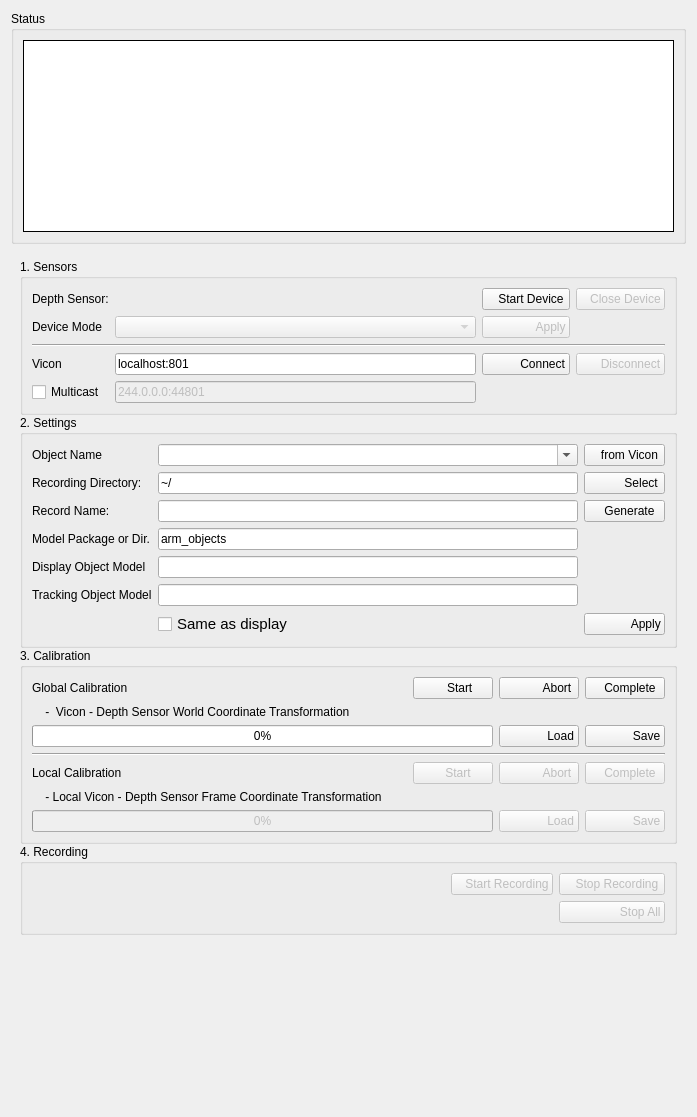
First picture: the form in src/rqt_acquisition_controller/src/rqt_acquisition_controller/acquisition_controller.ui, repository cassinaj/rqt_oni_vicon_playback, before the edit.
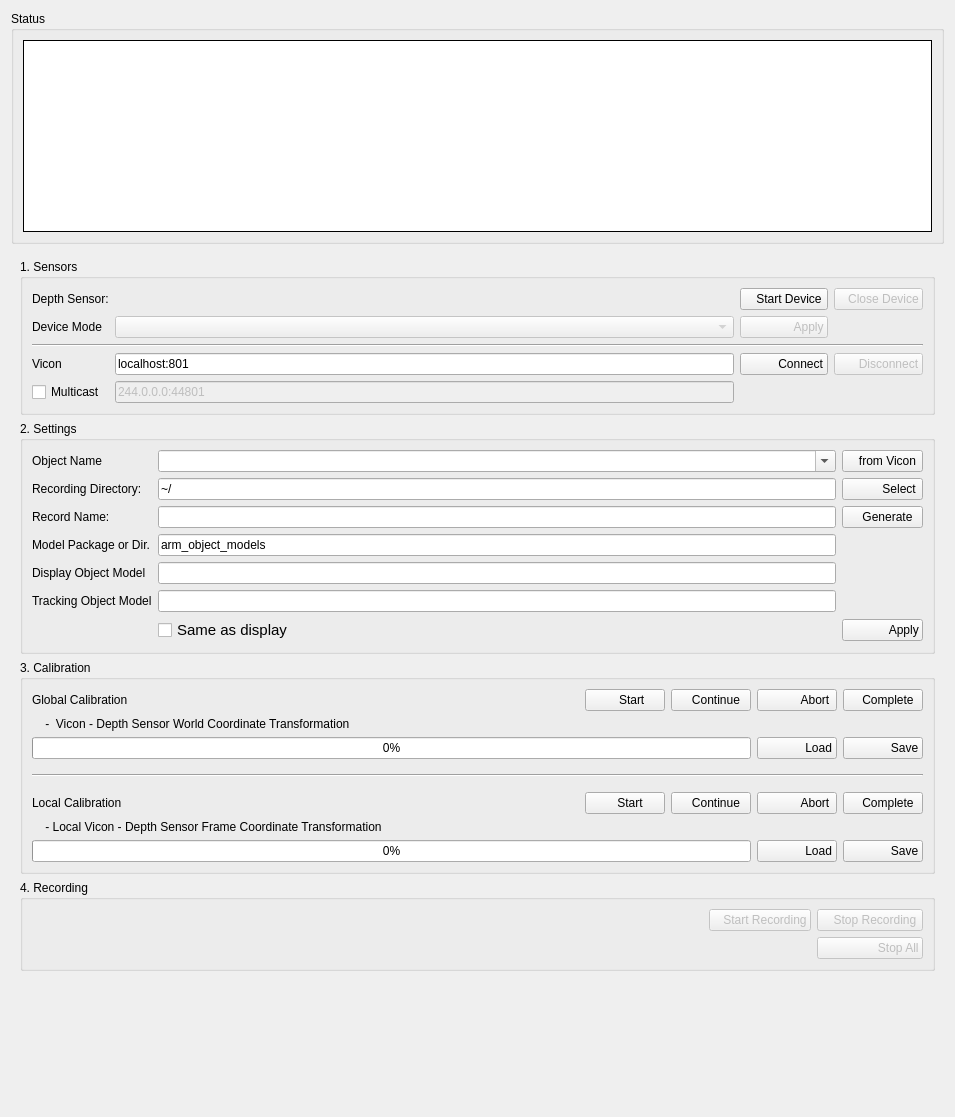
Second picture: the form after the edit. Icons and pictures are not drawn.

Diff of the .ui file:
```diff
--- a/src/rqt_acquisition_controller/src/rqt_acquisition_controller/acquisition_controller.ui
+++ b/src/rqt_acquisition_controller/src/rqt_acquisition_controller/acquisition_controller.ui
@@ -9,7 +9,7 @@
    <rect>
     <x>0</x>
     <y>0</y>
-    <width>697</width>
+    <width>955</width>
     <height>1117</height>
    </rect>
   </property>
@@ -28,7 +28,7 @@
   <property name="windowTitle">
    <string>Object Tracking Data Recording Tool</string>
   </property>
-  <layout class="QVBoxLayout" name="verticalLayout_7">
+  <layout class="QVBoxLayout" name="verticalLayout_2">
    <item>
     <widget class="QGroupBox" name="statusBox">
      <property name="sizePolicy">
@@ -106,7 +106,7 @@
        <rect>
         <x>0</x>
         <y>0</y>
-        <width>679</width>
+        <width>937</width>
         <height>865</height>
        </rect>
       </property>
@@ -146,6 +146,9 @@
             <property name="flat">
              <bool>false</bool>
             </property>
+            <property name="checkable">
+             <bool>false</bool>
+            </property>
             <layout class="QGridLayout" name="gridLayout_4">
              <item row="5" column="1">
               <widget class="QLineEdit" name="viconHostIpLineEdit">
@@ -311,27 +314,9 @@
             </layout>
            </widget>
           </item>
-          <item>
-           <widget class="QFrame" name="frameLevel_2">
-            <property name="enabled">
-             <bool>true</bool>
-            </property>
-            <property name="frameShape">
-             <enum>QFrame::NoFrame</enum>
-            </property>
-            <property name="frameShadow">
-             <enum>QFrame::Plain</enum>
-            </property>
-            <property name="lineWidth">
-             <number>0</number>
-            </property>
-            <layout class="QVBoxLayout" name="verticalLayout_3">
-             <property name="spacing">
-              <number>0</number>
-             </property>
-             <property name="margin">
-              <number>0</number>
-             </property>
+         </layout>
+        </widget>
+       </item>
              <item>
               <widget class="QGroupBox" name="settingsBox">
                <property name="enabled">
@@ -484,7 +469,7 @@
                 <item row="5" column="1">
                  <widget class="QLineEdit" name="objectModelPackageLineEdit">
                   <property name="text">
-                   <string>arm_objects</string>
+             <string>arm_object_models</string>
                   </property>
                   <property name="frame">
                    <bool>true</bool>
@@ -528,27 +513,6 @@
               </widget>
              </item>
              <item>
-              <widget class="QFrame" name="frameLevel_3">
-               <property name="enabled">
-                <bool>true</bool>
-               </property>
-               <property name="frameShape">
-                <enum>QFrame::NoFrame</enum>
-               </property>
-               <property name="frameShadow">
-                <enum>QFrame::Plain</enum>
-               </property>
-               <property name="lineWidth">
-                <number>0</number>
-               </property>
-               <layout class="QVBoxLayout" name="verticalLayout_2">
-                <property name="spacing">
-                 <number>0</number>
-                </property>
-                <property name="margin">
-                 <number>0</number>
-                </property>
-                <item>
                  <widget class="QGroupBox" name="calibrationBox">
                   <property name="enabled">
                    <bool>true</bool>
@@ -556,7 +520,40 @@
                   <property name="title">
                    <string>3. Calibration</string>
                   </property>
-                  <layout class="QGridLayout" name="gridLayout_3">
+         <property name="checkable">
+          <bool>false</bool>
+         </property>
+         <layout class="QVBoxLayout" name="verticalLayout">
+          <item>
+           <widget class="QFrame" name="globalCalibFrame">
+            <property name="frameShape">
+             <enum>QFrame::NoFrame</enum>
+            </property>
+            <property name="frameShadow">
+             <enum>QFrame::Plain</enum>
+            </property>
+            <layout class="QGridLayout" name="gridLayout">
+             <property name="leftMargin">
+              <number>0</number>
+             </property>
+             <property name="topMargin">
+              <number>0</number>
+             </property>
+             <property name="rightMargin">
+              <number>0</number>
+             </property>
+             <item row="0" column="5">
+              <widget class="QPushButton" name="completeGlobalCalibrationButton">
+               <property name="text">
+                <string>   Complete</string>
+               </property>
+               <property name="icon">
+                <iconset theme="dialog-ok">
+                 <normaloff/>
+                </iconset>
+               </property>
+              </widget>
+             </item>
                    <item row="0" column="4">
                     <widget class="QPushButton" name="abortGlobalCalibrationButton">
                      <property name="text">
@@ -569,14 +566,19 @@
                      </property>
                     </widget>
                    </item>
-                   <item row="4" column="1">
-                    <widget class="QLabel" name="localCalibrationLabel">
+             <item row="3" column="5">
+              <widget class="QPushButton" name="saveGlobalCalibButton">
                      <property name="text">
-                      <string>Local Calibration</string>
+                <string>             Save</string>
+               </property>
+               <property name="icon">
+                <iconset theme="filesave">
+                 <normaloff/>
+                </iconset>
                      </property>
                     </widget>
                    </item>
-                   <item row="0" column="2">
+             <item row="0" column="1">
                     <spacer name="horizontalSpacer_3">
                      <property name="orientation">
                       <enum>Qt::Horizontal</enum>
@@ -589,61 +591,14 @@
                      </property>
                     </spacer>
                    </item>
-                   <item row="5" column="1" colspan="5">
-                    <widget class="QLabel" name="localCalibInfo">
-                     <property name="font">
-                      <font>
-                       <pointsize>9</pointsize>
-                      </font>
-                     </property>
-                     <property name="text">
-                      <string>    - Local Vicon - Depth Sensor Frame Coordinate Transformation</string>
-                     </property>
-                    </widget>
-                   </item>
-                   <item row="0" column="3">
+             <item row="0" column="2">
                     <widget class="QPushButton" name="startGlobalCalibrationButton">
                      <property name="text">
                       <string>    Start</string>
                      </property>
                     </widget>
                    </item>
-                   <item row="4" column="2">
-                    <spacer name="horizontalSpacer_4">
-                     <property name="orientation">
-                      <enum>Qt::Horizontal</enum>
-                     </property>
-                     <property name="sizeHint" stdset="0">
-                      <size>
-                       <width>40</width>
-                       <height>20</height>
-                      </size>
-                     </property>
-                    </spacer>
-                   </item>
-                   <item row="4" column="3">
-                    <widget class="QPushButton" name="startLocalCalibrationButton">
-                     <property name="enabled">
-                      <bool>false</bool>
-                     </property>
-                     <property name="text">
-                      <string>   Start</string>
-                     </property>
-                    </widget>
-                   </item>
-                   <item row="0" column="5">
-                    <widget class="QPushButton" name="completeGlobalCalibrationButton">
-                     <property name="text">
-                      <string>   Complete</string>
-                     </property>
-                     <property name="icon">
-                      <iconset theme="dialog-ok">
-                       <normaloff/>
-                      </iconset>
-                     </property>
-                    </widget>
-                   </item>
-                   <item row="1" column="1" colspan="5">
+             <item row="1" column="0" colspan="6">
                     <widget class="QLabel" name="globalCalibInfo">
                      <property name="font">
                       <font>
@@ -655,42 +610,17 @@
                      </property>
                     </widget>
                    </item>
-                   <item row="3" column="1" colspan="5">
-                    <widget class="Line" name="line_2">
-                     <property name="orientation">
-                      <enum>Qt::Horizontal</enum>
-                     </property>
-                    </widget>
-                   </item>
-                   <item row="4" column="4">
-                    <widget class="QPushButton" name="abortLocalCalibrationButton">
-                     <property name="enabled">
-                      <bool>false</bool>
-                     </property>
-                     <property name="text">
-                      <string>           Abort</string>
-                     </property>
-                     <property name="icon">
-                      <iconset theme="cancel">
-                       <normaloff/>
-                      </iconset>
-                     </property>
-                    </widget>
-                   </item>
-                   <item row="0" column="1">
+             <item row="0" column="0">
                     <widget class="QLabel" name="globalCalibration">
                      <property name="text">
                       <string>Global Calibration</string>
                      </property>
                     </widget>
                    </item>
-                   <item row="4" column="5">
-                    <widget class="QPushButton" name="completeLocalCalibrationButton">
-                     <property name="enabled">
-                      <bool>false</bool>
-                     </property>
+             <item row="3" column="4">
+              <widget class="QPushButton" name="loadGlobalCalibButton">
                      <property name="text">
-                      <string>   Complete</string>
+                <string>             Load</string>
                      </property>
                      <property name="icon">
                       <iconset theme="dialog-ok">
@@ -699,22 +629,19 @@
                      </property>
                     </widget>
                    </item>
-                   <item row="6" column="1" colspan="3">
-                    <widget class="QProgressBar" name="localCalibProgressBar">
-                     <property name="enabled">
-                      <bool>false</bool>
-                     </property>
-                     <property name="font">
-                      <font>
-                       <pointsize>9</pointsize>
-                      </font>
-                     </property>
-                     <property name="value">
-                      <number>0</number>
-                     </property>
-                    </widget>
-                   </item>
-                   <item row="2" column="1" colspan="3">
+             <item row="0" column="3">
+              <widget class="QPushButton" name="continueGlobalCalibButton">
+               <property name="text">
+                <string>   Continue</string>
+               </property>
+               <property name="icon">
+                <iconset theme="forward">
+                 <normaloff/>
+                </iconset>
+               </property>
+              </widget>
+             </item>
+             <item row="3" column="0" colspan="4">
                     <widget class="QProgressBar" name="gloablCalibProgressBar">
                      <property name="font">
                       <font>
@@ -722,7 +649,7 @@
                       </font>
                      </property>
                      <property name="maximum">
-                      <number>20000</number>
+                <number>100</number>
                      </property>
                      <property name="value">
                       <number>0</number>
@@ -732,22 +659,64 @@
                      </property>
                     </widget>
                    </item>
+            </layout>
+           </widget>
+          </item>
+          <item>
+           <widget class="Line" name="globalLocalLine">
+            <property name="orientation">
+             <enum>Qt::Horizontal</enum>
+            </property>
+           </widget>
+          </item>
+          <item>
+           <widget class="QFrame" name="localCalibFrame">
+            <property name="frameShape">
+             <enum>QFrame::NoFrame</enum>
+            </property>
+            <property name="frameShadow">
+             <enum>QFrame::Plain</enum>
+            </property>
+            <layout class="QGridLayout" name="gridLayout_5">
+             <property name="leftMargin">
+              <number>0</number>
+             </property>
+             <property name="topMargin">
+              <number>9</number>
+             </property>
+             <property name="rightMargin">
+              <number>0</number>
+             </property>
+             <property name="bottomMargin">
+              <number>0</number>
+             </property>
+             <item row="0" column="2">
+              <widget class="QPushButton" name="startLocalCalibrationButton">
+               <property name="enabled">
+                <bool>true</bool>
+               </property>
+               <property name="text">
+                <string>   Start</string>
+               </property>
+              </widget>
+             </item>
+             <item row="0" column="1">
+              <spacer name="horizontalSpacer_4">
+               <property name="orientation">
+                <enum>Qt::Horizontal</enum>
+               </property>
+               <property name="sizeHint" stdset="0">
+                <size>
+                 <width>40</width>
+                 <height>20</height>
+                </size>
+               </property>
+              </spacer>
+             </item>
                    <item row="2" column="4">
-                    <widget class="QPushButton" name="loadGloablCalibButton">
-                     <property name="text">
-                      <string>             Load</string>
-                     </property>
-                     <property name="icon">
-                      <iconset theme="fileopen">
-                       <normaloff/>
-                      </iconset>
-                     </property>
-                    </widget>
-                   </item>
-                   <item row="6" column="4">
                     <widget class="QPushButton" name="loadLocalCalibButton">
                      <property name="enabled">
-                      <bool>false</bool>
+                <bool>true</bool>
                      </property>
                      <property name="text">
                       <string>             Load</string>
@@ -759,22 +728,32 @@
                      </property>
                     </widget>
                    </item>
+             <item row="0" column="0">
+              <widget class="QLabel" name="localCalibrationLabel">
+               <property name="text">
+                <string>Local Calibration</string>
+               </property>
+              </widget>
+             </item>
+             <item row="0" column="5">
+              <widget class="QPushButton" name="completeLocalCalibrationButton">
+               <property name="enabled">
+                <bool>true</bool>
+               </property>
+               <property name="text">
+                <string>   Complete</string>
+               </property>
+               <property name="icon">
+                <iconset theme="dialog-ok">
+                 <normaloff/>
+                </iconset>
+               </property>
+              </widget>
+             </item>
                    <item row="2" column="5">
-                    <widget class="QPushButton" name="saveGloablCalibButton">
-                     <property name="text">
-                      <string>             Save</string>
-                     </property>
-                     <property name="icon">
-                      <iconset theme="filesave">
-                       <normaloff/>
-                      </iconset>
-                     </property>
-                    </widget>
-                   </item>
-                   <item row="6" column="5">
                     <widget class="QPushButton" name="saveLocalCalibButton">
                      <property name="enabled">
-                      <bool>false</bool>
+                <bool>true</bool>
                      </property>
                      <property name="text">
                       <string>             Save</string>
@@ -786,30 +765,66 @@
                      </property>
                     </widget>
                    </item>
-                  </layout>
-                 </widget>
-                </item>
-                <item>
-                 <widget class="QFrame" name="frameLevel_4">
+             <item row="0" column="4">
+              <widget class="QPushButton" name="abortLocalCalibrationButton">
                   <property name="enabled">
                    <bool>true</bool>
                   </property>
-                  <property name="frameShape">
-                   <enum>QFrame::NoFrame</enum>
-                  </property>
-                  <property name="frameShadow">
-                   <enum>QFrame::Plain</enum>
-                  </property>
-                  <property name="lineWidth">
-                   <number>0</number>
-                  </property>
-                  <layout class="QVBoxLayout" name="verticalLayout">
-                   <property name="spacing">
-                    <number>0</number>
-                   </property>
-                   <property name="margin">
+               <property name="text">
+                <string>           Abort</string>
+               </property>
+               <property name="icon">
+                <iconset theme="cancel">
+                 <normaloff/>
+                </iconset>
+               </property>
+              </widget>
+             </item>
+             <item row="1" column="0" colspan="6">
+              <widget class="QLabel" name="localCalibInfo">
+               <property name="font">
+                <font>
+                 <pointsize>9</pointsize>
+                </font>
+               </property>
+               <property name="text">
+                <string>    - Local Vicon - Depth Sensor Frame Coordinate Transformation</string>
+               </property>
+              </widget>
+             </item>
+             <item row="0" column="3">
+              <widget class="QPushButton" name="continueLocalCalibButton">
+               <property name="text">
+                <string>   Continue</string>
+               </property>
+               <property name="icon">
+                <iconset theme="forward">
+                 <normaloff/>
+                </iconset>
+               </property>
+              </widget>
+             </item>
+             <item row="2" column="0" colspan="4">
+              <widget class="QProgressBar" name="localCalibProgressBar">
+               <property name="enabled">
+                <bool>true</bool>
+               </property>
+               <property name="font">
+                <font>
+                 <pointsize>9</pointsize>
+                </font>
+               </property>
+               <property name="value">
                     <number>0</number>
                    </property>
+              </widget>
+             </item>
+            </layout>
+           </widget>
+          </item>
+         </layout>
+        </widget>
+       </item>
                    <item>
                     <widget class="QGroupBox" name="recordingBox">
                      <property name="title">
@@ -877,20 +892,6 @@
                      </layout>
                     </widget>
                    </item>
-                  </layout>
-                 </widget>
-                </item>
-               </layout>
-              </widget>
-             </item>
-            </layout>
-            <zorder>frameLevel_3</zorder>
-            <zorder>settingsBox</zorder>
-           </widget>
-          </item>
-         </layout>
-        </widget>
-       </item>
        <item>
         <spacer name="verticalSpacer">
          <property name="orientation">
```
Left out of the diff: 39 changed lines with no effect on the pictures. Lines whose indentation alone changed are shown as unchanged.
